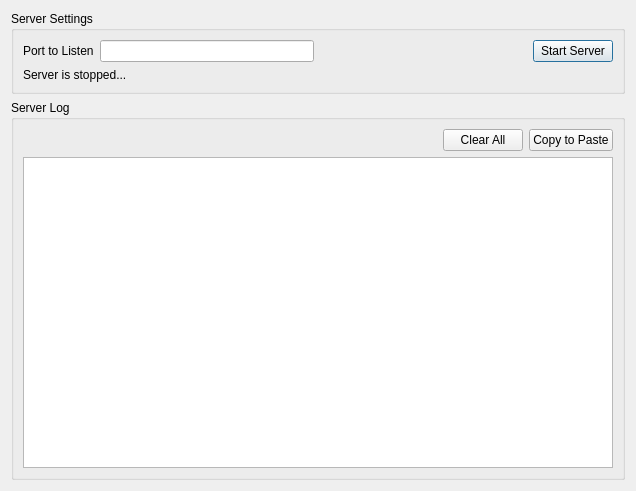
The window that src/server/messerver.ui (Sanlo/bosch-mes-connector) describes before a commit, drawn with Qt 5.
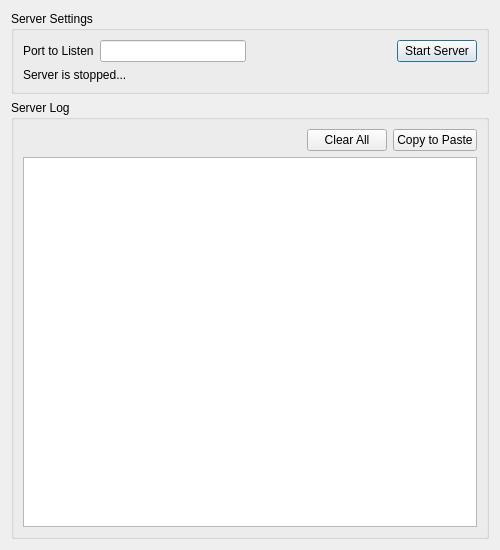
The same window after the commit.

Commit message: add mock server reply for client request

Diff of the .ui file:
```diff
--- a/src/server/messerver.ui
+++ b/src/server/messerver.ui
@@ -6,8 +6,8 @@
    <rect>
     <x>0</x>
     <y>0</y>
-    <width>636</width>
-    <height>491</height>
+    <width>500</width>
+    <height>550</height>
    </rect>
   </property>
   <property name="windowTitle">
```
The commit also changes 1 other file.
